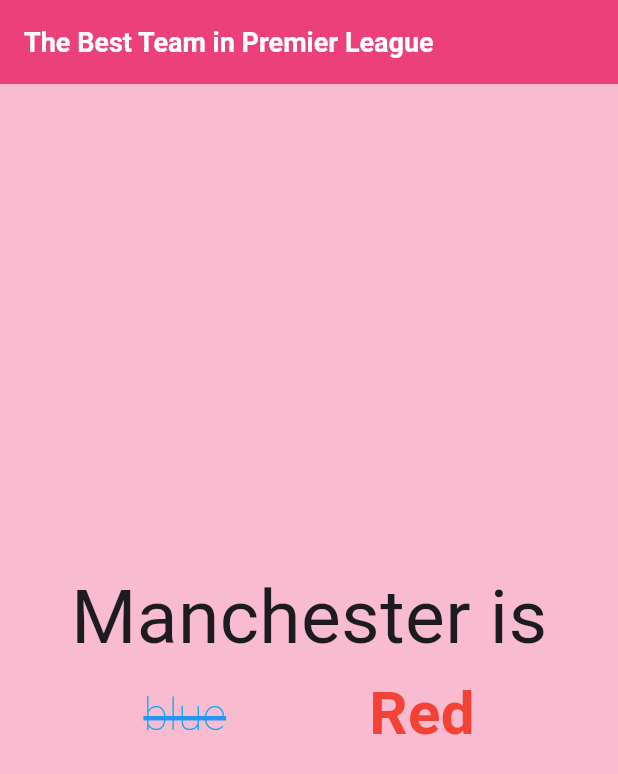
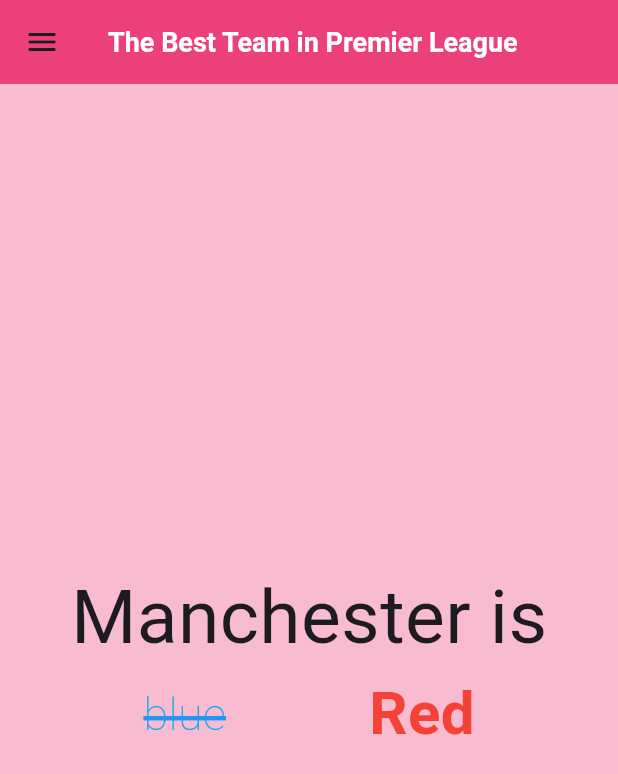
Before and after one commit to Achild29/MobileProgramming, a Flutter app: the screen it shows after launch, on a phone screen of 412 x 824 dp. Shown: the top 774 px of the screen. Run offline on Flutter 3.47's test engine with Material 3 defaults, Android fonts, the phone set to English and light mode, and no system bars.

Commit message:
Pertemuan 4: membahas tentang Drawer dan Image sekaligus membuat keduanya, my own research's widget is divider dan flexible

```diff
--- a/lib/main.dart
+++ b/lib/main.dart
@@ -74,7 +74,55 @@ class MyApp extends StatelessWidget {
                         fontSize: 40),
                   ),
                 ],
-              )
+              ),
+            ],
+          ),
+        ),
+        drawer: Drawer(
+          //seperti sidebar yg terhide/offset
+          backgroundColor: Colors.pink[400],
+          child: ListView(
+            //seperti column tetapi bisa di scroll jika jumlah children melebihi layar/tampilan
+            children: [
+              const DrawerHeader(
+                //seperti appbar tetapi didalam drawer
+                child: Column(
+                  children: [
+                    Flexible(
+                      //agar terlihat flexibel di semua layar/device
+                      flex: 2,
+                      //perbandingannya dengan flexibel yang lain adalah 2
+                      // cara menghitungnya adalah banyaknya nilai flex dibagi dengan nilai flex itu sendiri
+                      // contoh nya di sini terdapat total/banyaknya nilai fles adalah 3, sedangkan nilai flex itu sendiri adalah 2
+                      // maka perbandingannya adalaha 2per3 => 2/3
+                      child: Image(
+                        //menambahkan gambar
+                        image: NetworkImage(
+                            //menagambil gambar yg bersumberkan dari internet
+                            'https://flutter.github.io/assets-for-api-docs/assets/widgets/owl.jpg'),
+                      ),
+                    ),
+                    Divider(
+                      //membuat seperti garis pembatas
+                      thickness: 1,
+                      //menambahkan ketebalan
+                    ),
+                    Flexible(
+                      flex: 1,
+                      child: Text('Drawer header'),
+                    ),
+                  ],
+                ),
+              ),
+              ListTile(
+                //sama seperti column tetapi memiliki banyak paramter yang berspesifik
+                // dan memiliki paramter ontap yang dimana jika diklik akan menjalankan fungsi tertentu
+                title: const Text(
+                  'About',
+                  style: TextStyle(fontWeight: FontWeight.bold),
+                ),
+                onTap: () {},
+              ),
             ],
           ),
         ),
```
